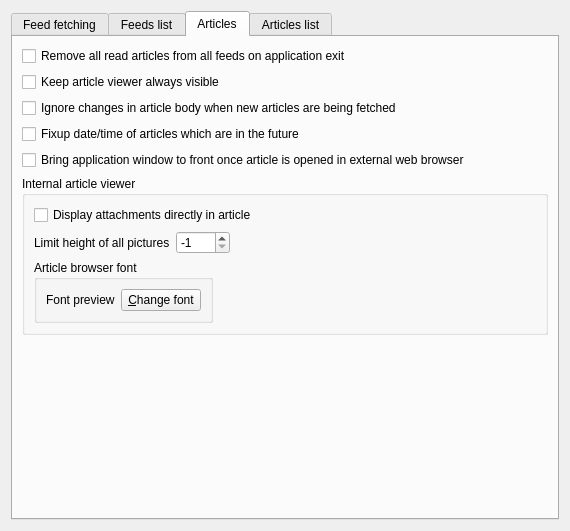
Before: the Qt Designer form src/librssguard/gui/settings/settingsfeedsmessages.ui in martinrotter/rssguard, drawn with Qt 5.
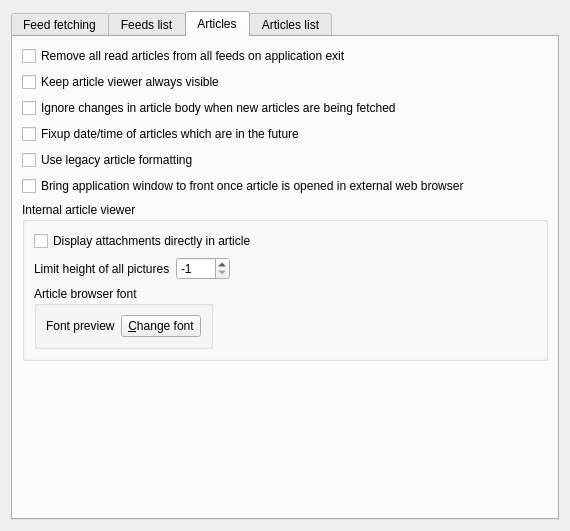
After: the same form once the commit is applied. The open tabs and pages were chosen to show the change. Custom widgets are drawn as their Qt base class.

Patch:
```diff
--- a/src/librssguard/gui/settings/settingsfeedsmessages.ui
+++ b/src/librssguard/gui/settings/settingsfeedsmessages.ui
@@ -386,14 +386,14 @@
          </property>
         </widget>
        </item>
-       <item row="4" column="0">
+       <item row="5" column="0">
         <widget class="QCheckBox" name="m_checkBringToForegroundAfterMsgOpened">
          <property name="text">
           <string>Bring application window to front once article is opened in external web browser</string>
          </property>
         </widget>
        </item>
-       <item row="5" column="0" colspan="2">
+       <item row="6" column="0" colspan="2">
         <widget class="QGroupBox" name="groupBox">
          <property name="title">
           <string>Internal article viewer</string>
@@ -499,6 +499,13 @@
          </property>
         </widget>
        </item>
+       <item row="4" column="0" colspan="2">
+        <widget class="QCheckBox" name="m_cbLegacyArticleFormatting">
+         <property name="text">
+          <string>Use legacy article formatting</string>
+         </property>
+        </widget>
+       </item>
       </layout>
      </widget>
      <widget class="QWidget" name="m_tabArticlesList">
```
